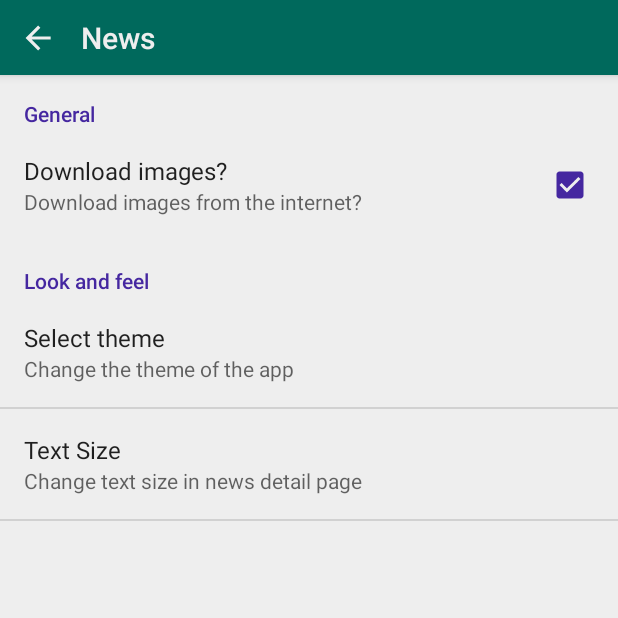
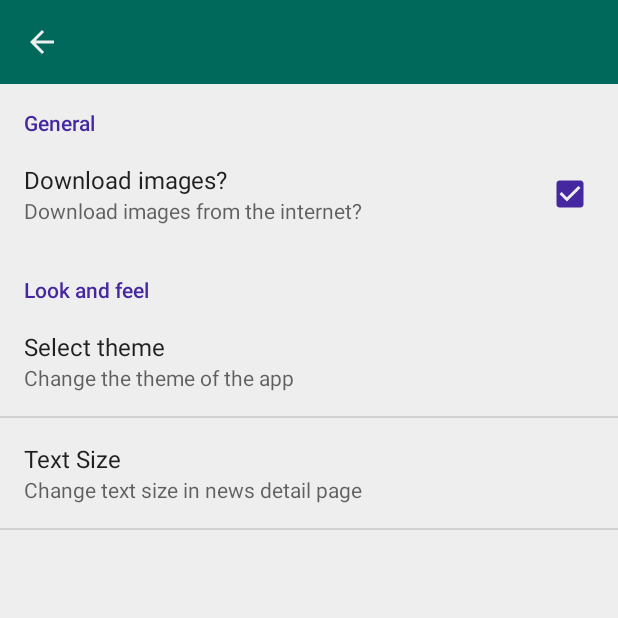
Before and after one commit to karan26796/News, an Android app: the SettingsActivity screen opened directly, with no data from a screen before it, on a phone screen of 412 x 824 dp, the top half of it. Run offline under Robolectric (Android 15) with nearby library versions, the phone set to English and light mode, and no system bars.

Commit message:
04.02.18

```diff
--- a/app/src/main/java/com/example/karan/news/activities/LoginActivity.java
+++ b/app/src/main/java/com/example/karan/news/activities/LoginActivity.java
@@ -14,7 +14,7 @@ import android.widget.Button;
 import android.widget.EditText;
 import android.widget.Toast;
 import com.example.karan.news.R;
-import com.example.karan.news.firebase_essentials.FirebaseAuthentication;
+import com.example.karan.news.firebasemanager.FirebaseAuthentication;
 import com.example.karan.news.utils.Constants;
 import com.example.karan.news.utils.LaunchManager;
 
--- a/app/src/main/java/com/example/karan/news/activities/SettingsActivity.java
+++ b/app/src/main/java/com/example/karan/news/activities/SettingsActivity.java
@@ -21,9 +21,8 @@ import com.example.karan.news.utils.LaunchManager;
  * options to tweak the app theme, text size and download images from
  * the internet.*/
 
-public class SettingsActivity extends BaseActivity implements View.OnClickListener {
+public class SettingsActivity extends BaseActivity {
     private Window mWindow;
-    private ImageButton backButton;
     private Toolbar mToolbar;
 
     @RequiresApi(api = Build.VERSION_CODES.LOLLIPOP)
@@ -32,20 +31,21 @@ public class SettingsActivity extends BaseActivity implements View.OnClickListen
         super.onCreate(savedInstanceState);
         setContentView(R.layout.activity_settings);
 
+        configureToolbar(this);
         mWindow=getWindow();
         mToolbar=(Toolbar) findViewById(R.id.settings_toolbar);
         setTheme(mToolbar,mWindow);
+        fragmentInflate();
 
-        backButton=(ImageButton)findViewById(R.id.settings_back_button);
-        backButton.setOnClickListener(this);
+    }
 
+    private void fragmentInflate(){
         FragmentManager mFragmentManager = getFragmentManager();
         FragmentTransaction mFragmentTransaction = mFragmentManager.beginTransaction();
         SettingsFragment mPrefsFragment = new SettingsFragment();
         mFragmentTransaction.replace(R.id.settings_frame_layout, mPrefsFragment);
         mFragmentTransaction.commit();
     }
-
     //App theme is fetched using shared preference from activity_settings activity
     private void loadPreference() {
         sharedPreferences = PreferenceManager.getDefaultSharedPreferences(this);
@@ -70,23 +70,24 @@ public class SettingsActivity extends BaseActivity implements View.OnClickListen
     }
 
     @Override
+    public void setTitle(int titleId) {
+        super.setTitle(titleId);
+        toolbar.setTitle(SettingsActivity.class.getName());
+    }
+
+    @Override
     protected int getLayoutResourceId() {
         return R.layout.activity_settings;
     }
 
     @Override
     protected int getToolbarID() {
-        return 0;
+        return R.id.settings_toolbar;
     }
 
     @Override
     protected String getToolbarTitle() {
         return "";
-    }
-
-    @Override
-    public void onClick(View v) {
-        LaunchManager.launchHome(this);
     }
 
     public static class SettingsFragment extends PreferenceFragment{
--- a/app/src/main/java/com/example/karan/news/activities/SignUpActivity.java
+++ b/app/src/main/java/com/example/karan/news/activities/SignUpActivity.java
@@ -13,7 +13,7 @@ import android.widget.Button;
 import android.widget.EditText;
 import android.widget.Toast;
 import com.example.karan.news.R;
-import com.example.karan.news.firebase_essentials.FirebaseAuthentication;
+import com.example.karan.news.firebasemanager.FirebaseAuthentication;
 import com.example.karan.news.utils.LaunchManager;
 
 /**
--- a/app/src/main/java/com/example/karan/news/activities/SplashScreenActivity.java
+++ b/app/src/main/java/com/example/karan/news/activities/SplashScreenActivity.java
@@ -8,7 +8,7 @@ import android.support.v4.content.ContextCompat;
 import android.support.v7.app.AppCompatActivity;
 import android.view.Window;
 import com.example.karan.news.R;
-import com.example.karan.news.firebase_essentials.FirebaseAuthentication;
+import com.example.karan.news.firebasemanager.FirebaseAuthentication;
 
 
 public class SplashScreenActivity extends AppCompatActivity {
--- a/app/src/main/java/com/example/karan/news/firebase_essentials/FirebaseAuthentication.java
+++ b/app/src/main/java/com/example/karan/news/firebasemanager/FirebaseAuthentication.java
@@ -1,4 +1,4 @@
-package com.example.karan.news.firebase_essentials;
+package com.example.karan.news.firebasemanager;
 
 import android.app.Activity;
 import android.app.ProgressDialog;
--- a/app/src/main/java/com/example/karan/news/fragment/NewsHomeFragment.java
+++ b/app/src/main/java/com/example/karan/news/fragment/NewsHomeFragment.java
@@ -11,10 +11,10 @@ import android.view.LayoutInflater;
 import android.view.View;
 import android.view.ViewGroup;
 import com.example.karan.news.R;
-import com.example.karan.news.firebase_essentials.FirebaseAuthentication;
+import com.example.karan.news.firebasemanager.FirebaseAuthentication;
 import com.example.karan.news.models.Item;
-import com.example.karan.news.recycler_view.NewsList;
-import com.example.karan.news.recycler_view.NewsViewHolder;
+import com.example.karan.news.recyclerview.NewsList;
+import com.example.karan.news.recyclerview.NewsViewHolder;
 import com.example.karan.news.utils.Constants;
 import com.example.karan.news.utils.LaunchManager;
 import com.example.karan.news.utils.RecyclerViewClickListener;
--- a/app/src/main/java/com/example/karan/news/recycler_view/NewsList.java
+++ b/app/src/main/java/com/example/karan/news/recyclerview/NewsList.java
@@ -1,4 +1,4 @@
-package com.example.karan.news.recycler_view;
+package com.example.karan.news.recyclerview;
 
 /**
  * Created by karan on 7/3/2017.
--- a/app/src/main/res/layout/activity_news_details.xml
+++ b/app/src/main/res/layout/activity_news_details.xml
@@ -23,8 +23,6 @@
         android:layout_width="match_parent"
         android:layout_height="match_parent"
         android:background="?attr/bg_color"
-        android:padding="@dimen/padding_smaller"
-        android:scrollbarStyle="outsideOverlay"
         android:layout_below="@+id/category_toolbar">
 
         <RelativeLayout
--- a/app/src/main/res/layout/activity_settings.xml
+++ b/app/src/main/res/layout/activity_settings.xml
@@ -7,32 +7,9 @@
     android:orientation="vertical"
     app:layout_behavior="@string/action_settings">
 
-    <ImageButton
-        android:id="@+id/settings_back_button"
-        android:contentDescription="@string/desc"
-        android:layout_width="@dimen/square_button_parameter"
-        android:layout_height="@dimen/square_button_parameter"
-        android:layout_alignParentStart="true"
-        android:layout_alignParentTop="true"
-        android:background="?android:selectableItemBackground"
-        android:clickable="true"
-        android:elevation="@dimen/button_elevation"
-        android:focusable="true"
-        app:srcCompat="@drawable/ic_back_arrow" />
-
-    <android.support.v7.widget.Toolbar
-        android:id="@+id/settings_toolbar"
-        android:layout_width="match_parent"
-        android:layout_height="@dimen/toolbar_height"
-        android:layout_alignParentStart="true"
-        android:layout_alignParentTop="true"
-        android:background="@color/green"
-        android:elevation="@dimen/default_elevation"
-        android:paddingStart="@dimen/padding_large"
-        android:paddingEnd="@dimen/padding_large"
-        android:theme="@style/AppFullScreenTheme"
-        app:title="@string/app_name"
-        app:titleTextColor="@color/white" />
+    <include
+        layout="@layout/layout_actionbar"
+        android:id="@+id/settings_toolbar"/>
 
     <FrameLayout
         android:id="@+id/settings_frame_layout"
@@ -40,6 +17,6 @@
         android:layout_height="match_parent"
         android:layout_alignParentBottom="true"
         android:layout_alignParentStart="true"
-        android:layout_below="@+id/settings_back_button" />
+        android:layout_below="@+id/settings_toolbar" />
 
 </RelativeLayout>
--- a/app/src/main/res/layout/news_card.xml
+++ b/app/src/main/res/layout/news_card.xml
@@ -44,10 +44,10 @@
                 android:layout_width="match_parent"
                 android:layout_height="wrap_content"
                 android:layout_below="@+id/card_view_headline"
+                android:layout_marginTop="@dimen/padding_smaller"
                 android:background="@null"
                 android:paddingEnd="@dimen/padding_smaller"
                 android:paddingStart="@dimen/padding_smaller"
-                android:layout_marginTop="@dimen/padding_small"
                 android:textColor="?attr/text_color_secondary"
                 android:textSize="14sp"
                 tools:text="filler" />
@@ -57,8 +57,8 @@
                 android:layout_width="wrap_content"
                 android:layout_height="wrap_content"
                 android:layout_below="@+id/card_view_filler"
+                android:layout_marginTop="@dimen/padding_smaller"
                 android:background="@null"
-                android:layout_marginTop="@dimen/padding_small"
                 android:paddingEnd="@dimen/padding_smaller"
                 android:paddingStart="@dimen/padding_smaller"
                 android:text="@string/dummy_date"
```
Also changed, not shown: app/build.gradle (+4 -4 lines), app/src/main/java/com/example/karan/news/activities/NewsDetailsActivity.java (+1 -7 lines), app/src/main/java/com/example/karan/news/activities/NewsHomeActivity.java (+43 -62 lines), app/src/main/java/com/example/karan/news/recyclerview/NewsViewHolder.java (renamed from app/src/main/java/com/example/karan/news/recycler_view/NewsViewHolder.java, +3 -12 lines), app/src/main/java/com/example/karan/news/utils/LaunchManager.java (+6 -8 lines), gradle/wrapper/gradle-wrapper.properties.
